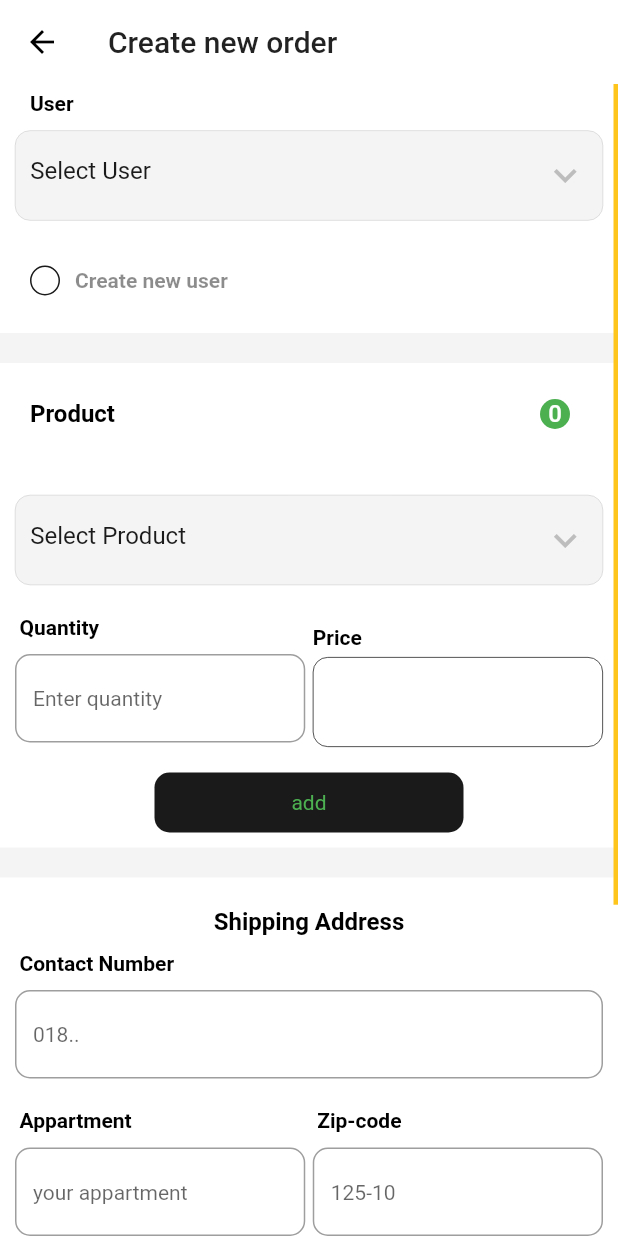
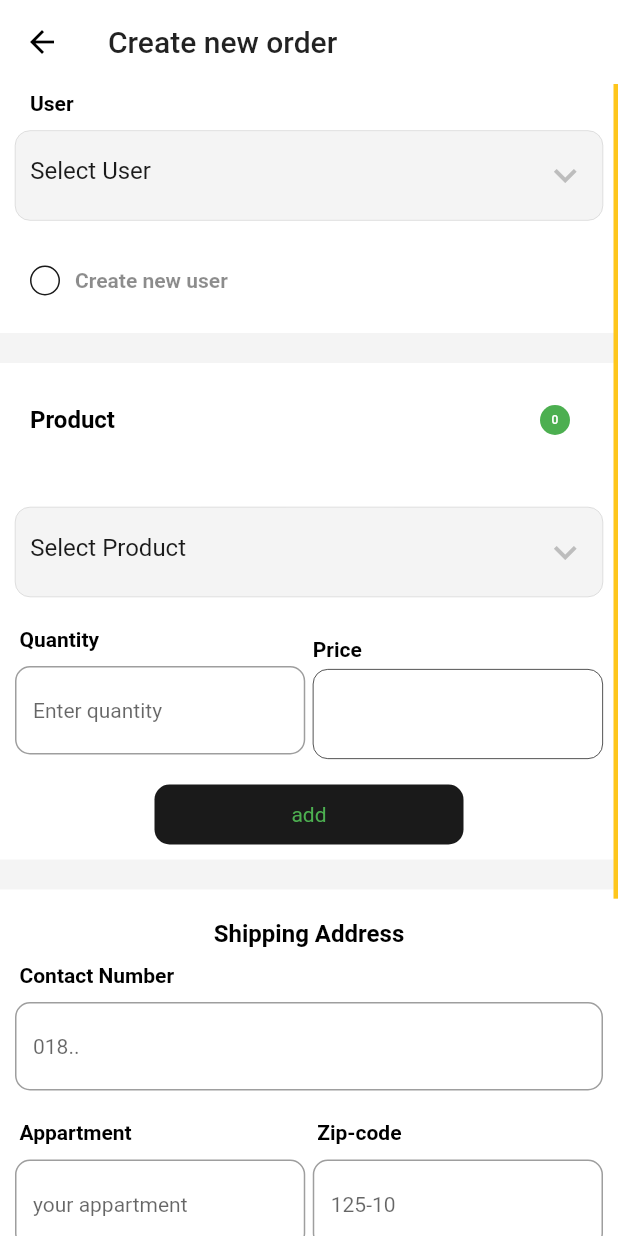
Before and after one commit to shohag7552/home_chef_admin, a Flutter app: the CreateOrderPage screen opened directly, after a tap on "add", on a phone screen of 412 x 824 dp. Run offline on Flutter 3.47's test engine with Material 2 defaults, Android fonts, the phone set to English and light mode, and no system bars; our stand-ins replace connectivity, dotted_border, flutter_spinkit, flutter_svg, fluttertoast, google_fonts and 3 more; accounts and stored records are empty; network calls fail.

Commit message:
admin order create Done animation (27-04-2021)

```diff
--- a/lib/NavBar_Screens/orderPage.dart
+++ b/lib/NavBar_Screens/orderPage.dart
@@ -470,7 +470,7 @@ class _OrderPageState extends State<OrderPage> {
               flex: 12,
               child: Container(
                 padding: EdgeInsets.symmetric(horizontal: 5),
-                child: NotificationListener<UserScrollNotification>(
+                child: recentOrders.orderList.isNotEmpty ? NotificationListener<UserScrollNotification>(
                   onNotification: (notification){
                     setState(() {
                       if(notification.direction == ScrollDirection.forward){
@@ -1078,7 +1078,7 @@ class _OrderPageState extends State<OrderPage> {
                           ),
                         );
                       }),
-                ),
+                ) : Center(child: CircularProgressIndicator(),),
               ),
             ),
           ],
--- a/lib/Screens/createOrder_page.dart
+++ b/lib/Screens/createOrder_page.dart
@@ -2,6 +2,7 @@ import 'dart:convert';
 import 'dart:ui';
 
 import 'package:flutter/material.dart';
+import 'package:fluttertoast/fluttertoast.dart';
 import 'package:google_fonts/google_fonts.dart';
 import 'package:home_chef_admin/Constants/Constants.dart';
 import 'package:home_chef_admin/Widgets/productTextField.dart';
@@ -14,7 +15,7 @@ class CreateOrderPage extends StatefulWidget {
 }
 
 class _CreateOrderPageState extends State<CreateOrderPage>
-    with SingleTickerProviderStateMixin {
+    with TickerProviderStateMixin {
   final titleController = TextEditingController();
 
   List<Map<String, dynamic>> myList = [];
@@ -26,9 +27,22 @@ class _CreateOrderPageState extends State<CreateOrderPage>
   }*/
   void submitData(BuildContext context) {
     print(myList);
-    if (quantityController.text.isEmpty)
+    if (quantityController.text.isEmpty) {
+      print(" cancle first");
       return;
+    }
     else {
+      print("inside decission");
+      if(myList.isNotEmpty){
+        print("not empty list:????");
+        for (var i = 0; i < myList.length; i++) {
+          if (myList[i]['"quantity"'] == quantityController.text) {
+
+            print("here found matching product");
+            return showInToast(" product already added");
+          } else {
+            //TODO: data double added. need to solve...
+            print("here not found matching product, so added");
             myList.add(
               {
                 '"product_id"': 10,
@@ -38,16 +52,42 @@ class _CreateOrderPageState extends State<CreateOrderPage>
               },
             );
             quantityController.text = '';
+            animate();
+            print("added done");
+            showInToast("Product Added Successfully");
             print(myList);
-      /*final note = ProductOrders(
-        price: 10,
-        quantity: int.parse(titleController.text),
-        productId: 15
-      ).toString();
-      myList.add(note);
-      titleController.text = '';
-      print(note.quantity);*/
+            return;
           }
+        }
+
+      }else{
+        print('not any more empty:????');
+        myList.add(
+          {
+            '"product_id"': 10,
+            '"product_name"': 'Burger',
+            '"quantity"': quantityController.text,
+            '"price"': 250,
+          },
+        );
+        animate();
+        quantityController.text = '';
+        showInToast("Product Added Successfully");
+        print(myList);
+      }
+
+    }
+  }
+
+  showInToast(String value) {
+    Fluttertoast.showToast(
+        msg: "$value",
+        toastLength: Toast.LENGTH_SHORT,
+        gravity: ToastGravity.TOP,
+        timeInSecForIosWeb: 1,
+        backgroundColor: aPrimaryColor,
+        textColor: aNavBarColor,
+        fontSize: 16.0);
   }
 
   bool newUser = false;
@@ -85,31 +125,35 @@ class _CreateOrderPageState extends State<CreateOrderPage>
   }
 
   //Animation
-  Animation<double> animation;
-  AnimationController controller;
+
+  AnimationController _controller;
+  Animation<double> _animation;
 
   void animate() {
-    controller = AnimationController(
-      duration: Duration(seconds: 1),
-      vsync: this,
-    );
+    _controller.forward();
 
-    animation = CurvedAnimation(parent: controller, curve: Curves.easeIn)
-      ..addStatusListener((status) {
+   // animation = CurvedAnimation(parent: controller, curve: Curves.easeIn)
+      _animation.addStatusListener((status) {
         if (status == AnimationStatus.completed) {
-          controller.reverse();
+          _controller.reverse();
         } else if (status == AnimationStatus.dismissed) {
-          controller.stop();
+          _controller.stop();
         }
       });
-    controller.forward();
+
   }
 
-  static final _sizeTween = Tween<double>(begin: 20, end: 30);
 
   @override
   void initState() {
-    getCategory();
+    //getCategory();
+    _controller =
+        AnimationController(duration: Duration(milliseconds: 300), vsync: this);
+    print('hi');
+    _animation = Tween<double>(begin: 0.5, end: 1.0).animate(CurvedAnimation(parent: _controller, curve: Curves.easeIn));
+    print(_animation.value);
+
+    print(_animation.value);
     super.initState();
   }
 
@@ -403,7 +447,7 @@ class _CreateOrderPageState extends State<CreateOrderPage>
                                               quantity.toString();
                                           /* price = price * quantity;
                                             print("total price is: $price");
-                                             */// (double.parse(myList[index]['"price']) * quantity).toString();
+                                             */ // (double.parse(myList[index]['"price']) * quantity).toString();
                                         });
                                         print('1st =$quantity');
                                       }
@@ -512,13 +556,11 @@ class _CreateOrderPageState extends State<CreateOrderPage>
                                                                         Column(
                                                                           children: [
                                                                             IconButton(
-                                                                                icon:
-                                                                                    Icon(
+                                                                                icon: Icon(
                                                                                   Icons.delete_rounded,
                                                                                   color: aPriceTextColor.withOpacity(0.5),
                                                                                 ),
-                                                                                onPressed:
-                                                                                    () {
+                                                                                onPressed: () {
                                                                                   print('delete click');
                                                                                   setState(() {
                                                                                     myList.removeAt(index);
@@ -526,7 +568,7 @@ class _CreateOrderPageState extends State<CreateOrderPage>
 
                                                                                   submitData(context);
                                                                                 }),
-                                                                            Text("${ (myList[index]['"price"'])* int.parse(myList[index]['"quantity"'])}"),
+                                                                            Text("${(myList[index]['"price"']) * int.parse(myList[index]['"quantity"'])}"),
                                                                           ],
                                                                         )
                                                                       ],
@@ -599,13 +641,15 @@ class _CreateOrderPageState extends State<CreateOrderPage>
                                   });
                                 });
                               },
+                              child: ScaleTransition(
+                                scale: _animation,
                                 child: Container(
-                                height: 20,
-                                width: 20,
+                                  height: 40,
+                                  width: 40,
                                   decoration: BoxDecoration(
                                     color: Colors.green,
                                     borderRadius:
-                                      BorderRadius.all(Radius.circular(10)),
+                                        BorderRadius.all(Radius.circular(50)),
                                   ),
                                   child: Center(
                                     child: Text(
@@ -613,6 +657,7 @@ class _CreateOrderPageState extends State<CreateOrderPage>
                                       style: TextStyle(
                                         color: Colors.white,
                                         fontSize: 16,
+                                      ),
                                     ),
                                   ),
                                 ),
@@ -741,8 +786,10 @@ class _CreateOrderPageState extends State<CreateOrderPage>
                         alignment: Alignment.center,
                         child: InkWell(
                           onTap: () {
+                            print("click");
                             setState(() {
                               submitData(context);
+
 
                               ///..Animation call
                             });
```
Lines whose indentation alone changed are shown as unchanged.
